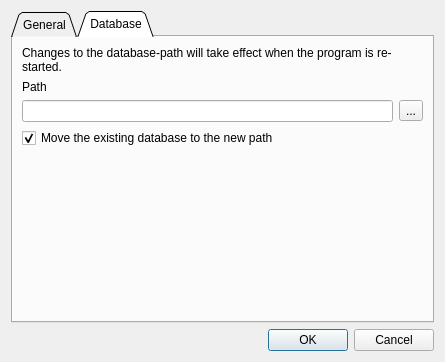
First picture: the form in settingsdialog.ui, repository jgaa/whid, before the edit.
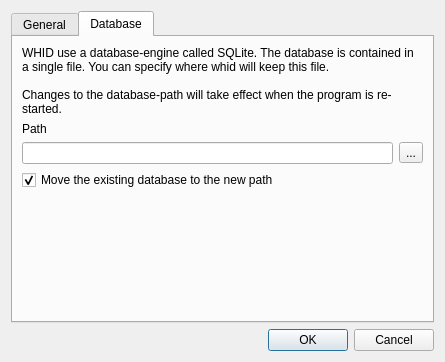
Second picture: the form after the edit. The open tabs and pages were chosen to show the change.

```diff
--- a/settingsdialog.ui
+++ b/settingsdialog.ui
@@ -16,8 +16,11 @@
   <layout class="QVBoxLayout" name="verticalLayout">
    <item>
     <widget class="QTabWidget" name="tabWidget">
+     <property name="tabPosition">
+      <enum>QTabWidget::North</enum>
+     </property>
      <property name="tabShape">
-      <enum>QTabWidget::Triangular</enum>
+      <enum>QTabWidget::Rounded</enum>
      </property>
      <property name="currentIndex">
       <number>0</number>
@@ -89,7 +92,9 @@
        <item>
         <widget class="QLabel" name="label_2">
          <property name="text">
-          <string>Changes to the database-path will take effect when the program is re-started.</string>
+          <string>WHID use a database-engine called SQLite. The database is contained in a single file. You can specify where whid will keep this file.
+
+Changes to the database-path will take effect when the program is re-started.</string>
          </property>
          <property name="scaledContents">
           <bool>true</bool>
```
Left out of the diff: 2 changed lines with no effect on the pictures.
